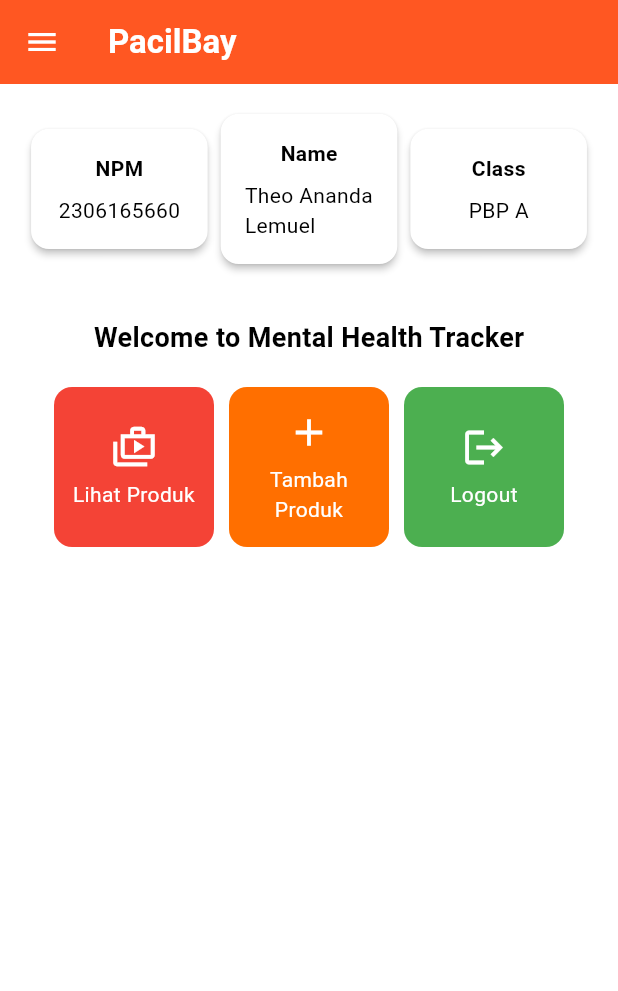
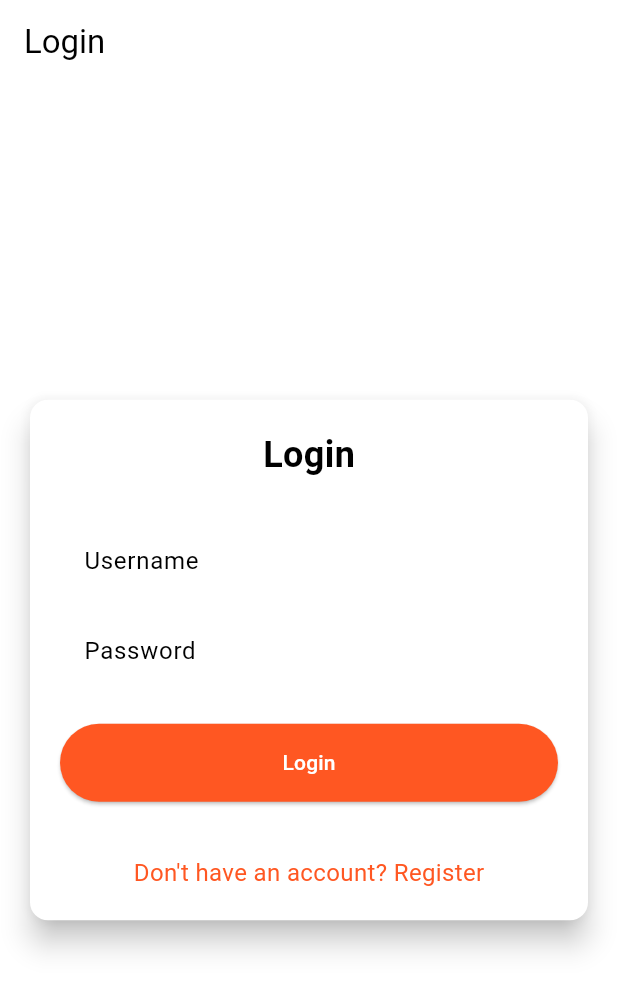
Before and after one commit to theoalll/pacilbay-mobile, a Flutter app: the screen it shows after launch, on a phone screen of 412 x 824 dp. Shown: the top 991 px of the screen. Run offline on Flutter 3.47's test engine with Material 3 defaults, Android fonts, the phone set to English and light mode, and no system bars; missing offline and left inert: pbp_django_auth.

Commit message:
integration auth django-flutter

```diff
--- a/lib/main.dart
+++ b/lib/main.dart
@@ -1,5 +1,8 @@
 import 'package:flutter/material.dart';
-import 'package:pacilbay/screens/menu.dart';
+import 'package:pacilbay/screens/login.dart';
+
+import 'package:pbp_django_auth/pbp_django_auth.dart';
+import 'package:provider/provider.dart';
 
 void main() {
   runApp(const MyApp());
@@ -8,33 +11,23 @@ void main() {
 class MyApp extends StatelessWidget {
   const MyApp({super.key});
 
-  // This widget is the root of your application.
   @override
   Widget build(BuildContext context) {
-    return MaterialApp(
-      title: 'Flutter Demo',
-      theme: ThemeData(
-        // This is the theme of your application.
-        //
-        // TRY THIS: Try running your application with "flutter run". You'll see
-        // the application has a purple toolbar. Then, without quitting the app,
-        // try changing the seedColor in the colorScheme below to Colors.green
-        // and then invoke "hot reload" (save your changes or press the "hot
-        // reload" button in a Flutter-supported IDE, or press "r" if you used
-        // the command line to start the app).
-        //
-        // Notice that the counter didn't reset back to zero; the application
-        // state is not lost during the reload. To reset the state, use hot
-        // restart instead.
-        //
-        // This works for code too, not just values: Most code changes can be
-        // tested with just a hot reload.
-        colorScheme: ColorScheme.fromSwatch(
-          primarySwatch: Colors.deepOrange,
-        ).copyWith(secondary: Colors.deepOrange[400]),
-        useMaterial3: true,
+    return Provider(
+      create: (_) {
+        CookieRequest request = CookieRequest();
+        return request;
+      },
+      child: MaterialApp(
+        title: 'PacilBay',
+        theme: ThemeData(
+          useMaterial3: true,
+          colorScheme: ColorScheme.fromSwatch(
+            primarySwatch: Colors.deepOrange,
+          ).copyWith(secondary: Colors.deepOrange[400]),
+        ),
+        home: const LoginPage(),
       ),
-      home: MyHomePage(),
     );
   }
 }
--- /dev/null
+++ b/lib/screens/login.dart
@@ -0,0 +1,181 @@
+import 'package:pacilbay/screens/menu.dart';
+import 'package:pacilbay/screens/register.dart';
+import 'package:flutter/material.dart';
+import 'package:pbp_django_auth/pbp_django_auth.dart';
+import 'package:provider/provider.dart';
+
+void main() {
+  runApp(const LoginApp());
+}
+
+class LoginApp extends StatelessWidget {
+  const LoginApp({super.key});
+
+  @override
+  Widget build(BuildContext context) {
+    return MaterialApp(
+      title: 'Login',
+      theme: ThemeData(
+        useMaterial3: true,
+        colorScheme: ColorScheme.fromSwatch(
+          primarySwatch: Colors.deepPurple,
+        ).copyWith(secondary: Colors.deepPurple[400]),
+      ),
+      home: const LoginPage(),
+    );
+  }
+}
+
+class LoginPage extends StatefulWidget {
+  const LoginPage({super.key});
+
+  @override
+  State<LoginPage> createState() => _LoginPageState();
+}
+
+class _LoginPageState extends State<LoginPage> {
+  final TextEditingController _usernameController = TextEditingController();
+  final TextEditingController _passwordController = TextEditingController();
+
+  @override
+  Widget build(BuildContext context) {
+    final request = context.watch<CookieRequest>();
+
+    return Scaffold(
+      appBar: AppBar(
+        title: const Text('Login'),
+      ),
+      body: Center(
+        child: SingleChildScrollView(
+          padding: const EdgeInsets.all(16.0),
+          child: Card(
+            elevation: 8,
+            shape: RoundedRectangleBorder(
+              borderRadius: BorderRadius.circular(12.0),
+            ),
+            child: Padding(
+              padding: const EdgeInsets.all(20.0),
+              child: Column(
+                mainAxisSize: MainAxisSize.min,
+                children: [
+                  const Text(
+                    'Login',
+                    style: TextStyle(
+                      fontSize: 24.0,
+                      fontWeight: FontWeight.bold,
+                    ),
+                  ),
+                  const SizedBox(height: 30.0),
+                  TextField(
+                    controller: _usernameController,
+                    decoration: const InputDecoration(
+                      labelText: 'Username',
+                      hintText: 'Enter your username',
+                      border: OutlineInputBorder(
+                        borderRadius: BorderRadius.all(Radius.circular(12.0)),
+                      ),
+                      contentPadding:
+                      EdgeInsets.symmetric(horizontal: 12.0, vertical: 8.0),
+                    ),
+                  ),
+                  const SizedBox(height: 12.0),
+                  TextField(
+                    controller: _passwordController,
+                    decoration: const InputDecoration(
+                      labelText: 'Password',
+                      hintText: 'Enter your password',
+                      border: OutlineInputBorder(
+                        borderRadius: BorderRadius.all(Radius.circular(12.0)),
+                      ),
+                      contentPadding:
+                      EdgeInsets.symmetric(horizontal: 12.0, vertical: 8.0),
+                    ),
+                    obscureText: true,
+                  ),
+                  const SizedBox(height: 24.0),
+                  ElevatedButton(
+                    onPressed: () async {
+                      String username = _usernameController.text;
+                      String password = _passwordController.text;
+
+                      // Cek kredensial
+                      // TODO: Ganti URL dan jangan lupa tambahkan trailing slash (/) di akhir URL!
+                      // Untuk menyambungkan Android emulator dengan Django pada localhost,
+                      // gunakan URL http://10.0.2.2/
+                      final response = await request
+                          .login("http://127.0.0.1:8000/auth/login/", {
+                        'username': username,
+                        'password': password,
+                      });
+
+                      if (request.loggedIn) {
+                        String message = response['message'];
+                        String uname = response['username'];
+                        if (context.mounted) {
+                          Navigator.pushReplacement(
+                            context,
+                            MaterialPageRoute(
+                                builder: (context) => MyHomePage()),
+                          );
+                          ScaffoldMessenger.of(context)
+                            ..hideCurrentSnackBar()
+                            ..showSnackBar(
+                              SnackBar(
+                                  content:
+                                  Text("$message Selamat datang, $uname.")),
+                            );
+                        }
+                      } else {
+                        if (context.mounted) {
+                          showDialog(
+                            context: context,
+                            builder: (context) => AlertDialog(
+                              title: const Text('Login Gagal'),
+                              content: Text(response['message']),
+                              actions: [
+                                TextButton(
+                                  child: const Text('OK'),
+                                  onPressed: () {
+                                    Navigator.pop(context);
+                                  },
+                                ),
+                              ],
+                            ),
+                          );
+                        }
+                      }
+                    },
+                    style: ElevatedButton.styleFrom(
+                      foregroundColor: Colors.white,
+                      minimumSize: Size(double.infinity, 50),
+                      backgroundColor: Theme.of(context).colorScheme.primary,
+                      padding: const EdgeInsets.symmetric(vertical: 16.0),
+                    ),
+                    child: const Text('Login'),
+                  ),
+                  const SizedBox(height: 36.0),
+                  GestureDetector(
+                    onTap: () {
+                      Navigator.push(
+                        context,
+                        MaterialPageRoute(
+                            builder: (context) => const RegisterPage()),
+                      );
+                    },
+                    child: Text(
+                      'Don\'t have an account? Register',
+                      style: TextStyle(
+                        color: Theme.of(context).colorScheme.primary,
+                        fontSize: 16.0,
+                      ),
+                    ),
+                  ),
+                ],
+              ),
+            ),
+          ),
+        ),
+      ),
+    );
+  }
+}
--- a/pubspec.yaml
+++ b/pubspec.yaml
@@ -35,6 +35,8 @@ dependencies:
   # The following adds the Cupertino Icons font to your application.
   # Use with the CupertinoIcons class for iOS style icons.
   cupertino_icons: ^1.0.8
+  provider: ^6.1.2
+  pbp_django_auth: ^0.4.0
 
 dev_dependencies:
   flutter_test:
```
Also changed, not shown: lib/screens/register.dart (added, +166 -0 lines), pubspec.lock, 1 other file.
